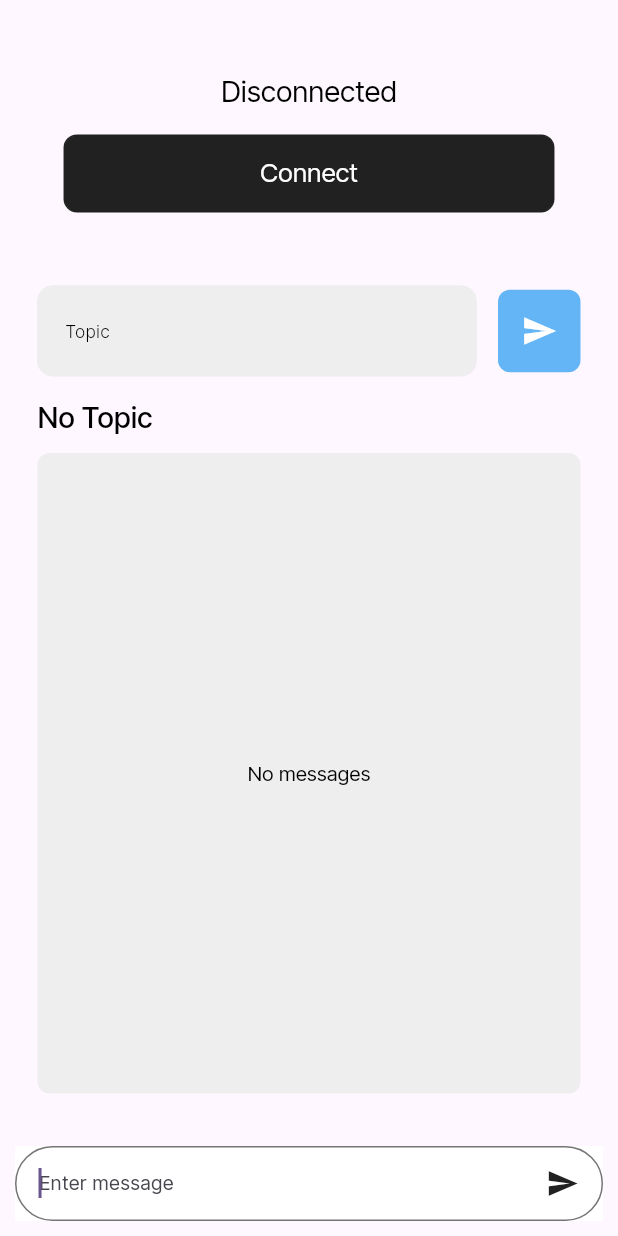
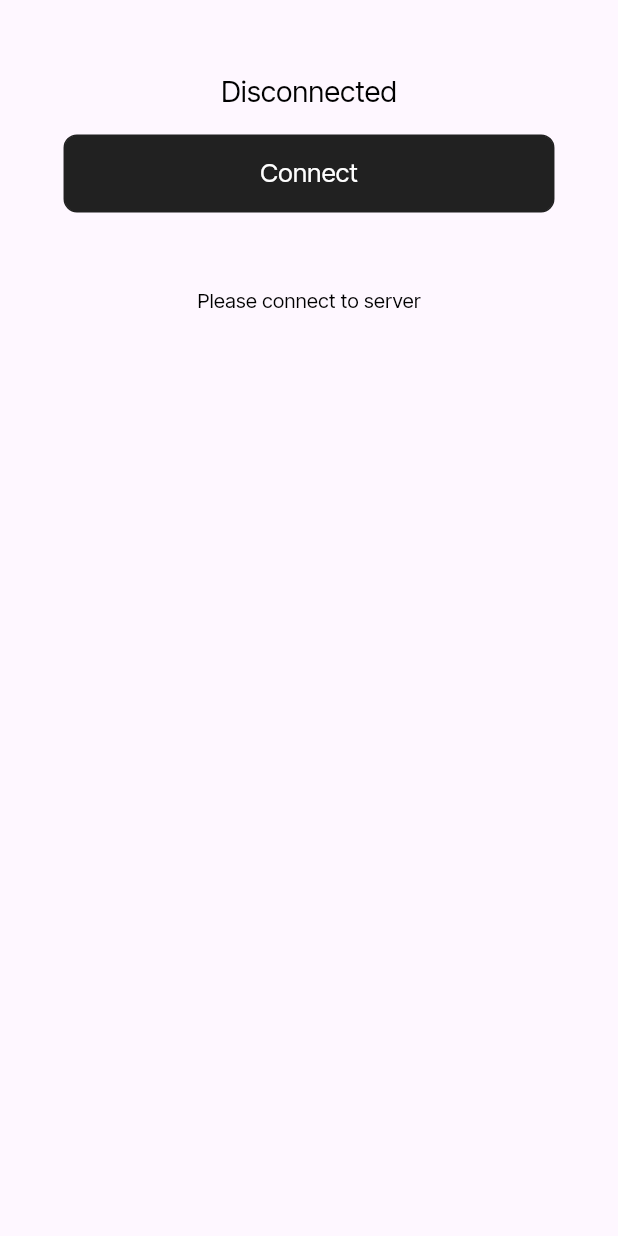
Before and after one commit to abdulrehman04/movie_app, a Flutter app: the MQTTView screen opened directly, on a phone screen of 412 x 824 dp. Run offline on Flutter 3.47's test engine with Material 3 defaults, Android fonts, the phone set to English and light mode, and no system bars; our stand-ins replace connectivity_plus, floor, flutter_dotenv, flutter_riverpod, flutter_screenutil, get_it and 6 more; missing offline and left inert: mqtt_client; accounts and stored records are empty; generated files the repository leaves out were written again; network calls fail.

Commit message:
checks for mqtt

```diff
--- a/lib/core/injection/dependency_injection.dart
+++ b/lib/core/injection/dependency_injection.dart
@@ -1,5 +1,6 @@
 import 'package:cowlar_task/data/repositories/movie_repo_impl.dart';
 import 'package:cowlar_task/data/sources/local/database.dart';
+import 'package:cowlar_task/data/sources/remote/movie_data_source.dart';
 import 'package:cowlar_task/domain/repositories/movie_repository.dart';
 import 'package:cowlar_task/domain/usecases/fetch_upcoming_movies.dart';
 import 'package:cowlar_task/domain/usecases/get_movie_details.dart';
@@ -16,6 +17,7 @@ Future<void> setupDependencies() async {
   final database =
       await $FloorAppDatabase.databaseBuilder('app_database.db').build();
   getIt.registerSingleton<AppDatabase>(database);
+  getIt.registerSingleton<MovieDataSource>(MovieDataSource());
 
   // Repos
   getIt.registerSingleton<MovieRepository>(MovieRepoImpl(getIt(), getIt()));
--- a/lib/presentation/mqtt/mqtt_view.dart
+++ b/lib/presentation/mqtt/mqtt_view.dart
@@ -8,6 +8,7 @@ import 'package:flutter_riverpod/flutter_riverpod.dart';
 import 'package:flutter_screenutil/flutter_screenutil.dart';
 
 part './widgets/bottom_message_bar.dart';
+part './widgets/topic_and_messages_section.dart';
 
 class MQTTView extends ConsumerWidget {
   const MQTTView({super.key});
@@ -16,10 +17,13 @@ class MQTTView extends ConsumerWidget {
   Widget build(BuildContext context, WidgetRef ref) {
     MQTTViewModel controller = ref.watch(mqttViewModelProvider);
     return Scaffold(
-      bottomNavigationBar: BottomMessageBar(
-        controller: controller.messageController,
-        onSend: controller.onSendMessage,
-      ),
+      bottomNavigationBar:
+          controller.connected && controller.topic != 'No Topic'
+              ? BottomMessageBar(
+                  controller: controller.messageController,
+                  onSend: controller.onSendMessage,
+                )
+              : const SizedBox(),
       body: SafeArea(
         child: Padding(
           padding: const EdgeInsets.all(25.0),
@@ -29,71 +33,20 @@ class MQTTView extends ConsumerWidget {
               children: [
                 25.verticalSpace,
                 TextWidgets.generalText(
-                  controller.connectionStatus,
+                  controller.connected ? 'Connected' : 'Disconnected',
                   fontSize: 20,
                 ),
                 15.verticalSpace,
                 CustomLongButton(
-                  title: controller.connectionStatus == 'Connected'
-                      ? 'Disconnect'
-                      : 'Connect',
+                  title: controller.connected ? 'Disconnect' : 'Connect',
                   onTap: () {
                     controller.connectDisconnectServer();
                   },
                 ),
                 55.verticalSpace,
-                Row(
-                  children: [
-                    Expanded(
-                      child: TextfieldWithTitle(
-                        title: 'Topic',
-                        controller: controller.topicController,
-                      ),
-                    ),
-                    15.horizontalSpace,
-                    GestureDetector(
-                      onTap: () {
-                        controller.subscribeToTopic();
-                      },
-                      child: Container(
-                        height: 55,
-                        width: 55,
-                        decoration: BoxDecoration(
-                          borderRadius: BorderRadius.circular(8),
-                          color: Colors.blue[300],
-                        ),
-                        child: Icon(
-                          Icons.send,
-                          color: AppColors.whiteColor,
-                        ),
-                      ),
-                    ),
-                  ],
-                ),
-                15.verticalSpace,
-                Align(
-                  alignment: Alignment.centerLeft,
-                  child: TextWidgets.headingWidget(controller.topic),
-                ),
-                10.verticalSpace,
-                Expanded(
-                  child: Container(
-                    decoration: BoxDecoration(
-                      borderRadius: BorderRadius.circular(8),
-                      color: Colors.grey[200],
-                    ),
-                    padding: const EdgeInsets.all(15),
-                    child: controller.messageHistory.isEmpty
-                        ? Center(
-                            child: TextWidgets.generalText('No messages'),
-                          )
-                        : ListView(
-                            children: controller.messageHistory.map((e) {
-                              return TextWidgets.generalText(e);
-                            }).toList(),
-                          ),
-                  ),
-                )
+                controller.connected
+                    ? const Expanded(child: TopicAndMessagesSection())
+                    : TextWidgets.generalText('Please connect to server'),
               ],
             ),
           ),
--- a/lib/presentation/mqtt/mqtt_view_model.dart
+++ b/lib/presentation/mqtt/mqtt_view_model.dart
@@ -9,7 +9,7 @@
 });
 
 class MQTTViewModel extends ChangeNotifier {
-  String connectionStatus = 'Disconnected';
+  bool connected = false;
   String topic = 'No Topic';
 
   TextEditingController messageController = TextEditingController();
@@ -24,12 +24,12 @@
 
   disconnectServer() {
     _client.disconnect();
-    connectionStatus = 'Disconnected';
+    connected = false;
     notifyListeners();
   }
 
   onConnected() {
-    connectionStatus = 'Connected';
+    connected = true;
     notifyListeners();
   }
 
@@ -40,7 +40,7 @@
   }
 
   void connectDisconnectServer() {
-    if (connectionStatus == 'Disconnected') {
+    if (!connected) {
       connectToServer();
     } else {
       disconnectServer();
```
Also changed, not shown: lib/presentation/mqtt/widgets/topic_and_messages_section.dart (added, +74 -0 lines).
